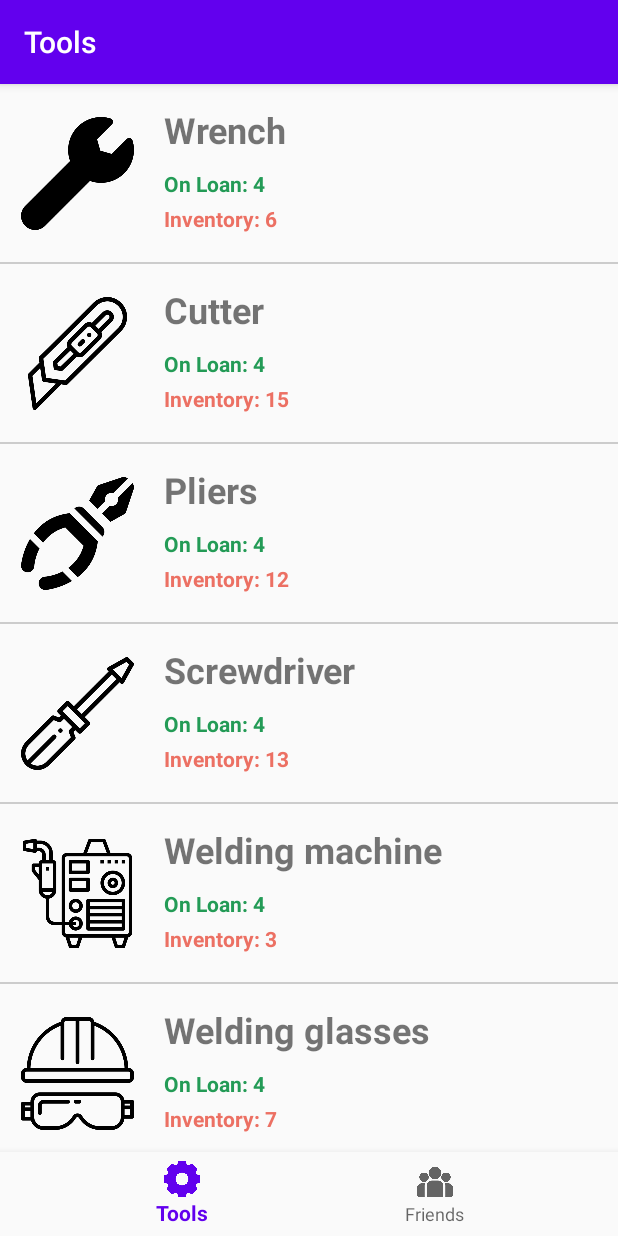
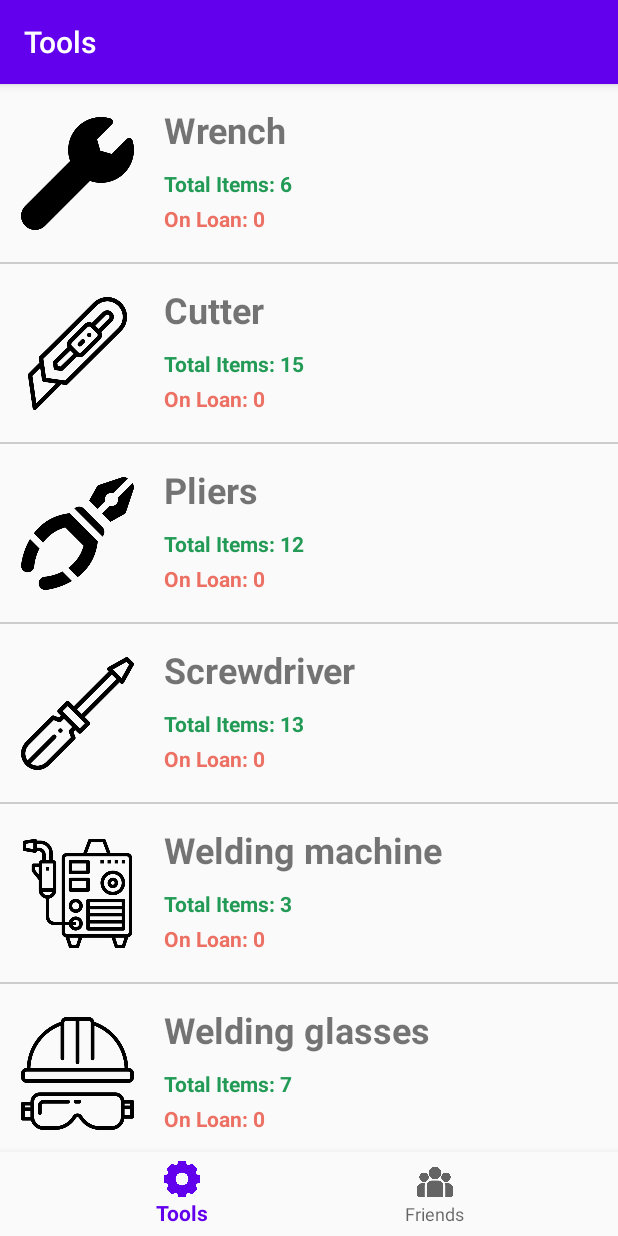
Before and after one commit to KarthiPnsmy/kotlin_mvvm_jetpack, an Android app: the screen it shows after launch (MainActivity), on a phone screen of 412 x 824 dp. Run offline under Robolectric (Android 15) with nearby library versions, the phone set to English and light mode, and no system bars; our stand-ins replace Room's generated code, navigation-ui.

Commit message:
ToolsWithFriend added

```diff
--- a/app/src/main/java/com/titut/inventory/db/InventoryDatabase.kt
+++ b/app/src/main/java/com/titut/inventory/db/InventoryDatabase.kt
@@ -12,10 +12,11 @@ import com.titut.inventory.db.dao.FriendDao
 import com.titut.inventory.db.dao.ToolDao
 import com.titut.inventory.db.entity.Friend
 import com.titut.inventory.db.entity.Tool
+import com.titut.inventory.db.entity.ToolFriendCrossRef
 import java.util.concurrent.Executors
 
 
-@Database(entities = [Tool::class, Friend::class], version = 1)
+@Database(entities = [Tool::class, Friend::class,  ToolFriendCrossRef::class], version = 1)
 abstract class InventoryDatabase : RoomDatabase() {
 
     abstract fun toolDao(): ToolDao
@@ -46,6 +47,7 @@ abstract class InventoryDatabase : RoomDatabase() {
                 Executors.newSingleThreadScheduledExecutor().execute(Runnable {
                     instance?.friendDao()?.insertAll(preloadFriendData())
                     instance?.toolDao()?.insertAll(preloadToolsData())
+                    instance?.toolDao()?.insertToolWithFriend(ToolFriendCrossRef(100,101))
                 })
             }
         }
--- a/app/src/main/java/com/titut/inventory/db/dao/FriendDao.kt
+++ b/app/src/main/java/com/titut/inventory/db/dao/FriendDao.kt
@@ -14,6 +14,6 @@ interface FriendDao {
     @Insert
     fun insertAll(friends: List<Friend>)
 
-    @Query("SELECT * FROM friends_table")
+    @Query("SELECT * FROM Friend")
     fun getAllFriends(): LiveData<List<Friend>>
 }
--- a/app/src/main/java/com/titut/inventory/db/dao/ToolDao.kt
+++ b/app/src/main/java/com/titut/inventory/db/dao/ToolDao.kt
@@ -1,19 +1,26 @@
 package com.titut.inventory.db.dao
 
 import androidx.lifecycle.LiveData
-import androidx.room.Dao
-import androidx.room.Insert
-import androidx.room.Query
+import androidx.room.*
 import com.titut.inventory.db.entity.Tool
+import com.titut.inventory.db.entity.ToolFriendCrossRef
+import com.titut.inventory.db.entity.ToolsWithFriends
 
 @Dao
 interface ToolDao {
     @Insert
     fun insert(tool: Tool)
 
+    @Insert(onConflict = OnConflictStrategy.REPLACE)
+    fun insertToolWithFriend(toolFriendCrossRef: ToolFriendCrossRef)
+
     @Insert
     fun insertAll(tools: List<Tool>)
 
-    @Query("SELECT * FROM tools_table")
+    @Query("SELECT * FROM Tool")
     fun getAllTools(): LiveData<List<Tool>>
+
+    @Transaction
+    @Query("SELECT * FROM Tool")
+    fun getToolsWithFriends(): LiveData<List<ToolsWithFriends>>
 }
--- a/app/src/main/java/com/titut/inventory/db/entity/Friend.kt
+++ b/app/src/main/java/com/titut/inventory/db/entity/Friend.kt
@@ -2,13 +2,12 @@ package com.titut.inventory.db.entity
 
 import androidx.room.Entity
 import androidx.room.PrimaryKey
-import com.titut.inventory.R
 
-@Entity(tableName = "friends_table")
+@Entity
 data class Friend(
     var name: String,
     var image: Int
 ) {
     @PrimaryKey(autoGenerate = true)
-    var id: Int = 0
+    var friendId: Long = 0
 }
--- a/app/src/main/java/com/titut/inventory/db/entity/Tool.kt
+++ b/app/src/main/java/com/titut/inventory/db/entity/Tool.kt
@@ -3,12 +3,12 @@ package com.titut.inventory.db.entity
 import androidx.room.Entity
 import androidx.room.PrimaryKey
 
-@Entity(tableName = "tools_table")
+@Entity
 data class Tool(
     var name: String,
     var image: Int,
     var quantity: Int
 ) {
     @PrimaryKey(autoGenerate = true)
-    var id: Int = 0
+    var toolId: Long = 0
 }
--- /dev/null
+++ b/app/src/main/java/com/titut/inventory/db/entity/ToolFriendCrossRef.kt
@@ -0,0 +1,9 @@
+package com.titut.inventory.db.entity
+
+import androidx.room.Entity
+
+@Entity(primaryKeys = ["toolId", "friendId"])
+data class ToolFriendCrossRef(
+    val toolId: Long,
+    val friendId: Long
+)
--- /dev/null
+++ b/app/src/main/java/com/titut/inventory/db/entity/ToolsWithFriends.kt
@@ -0,0 +1,16 @@
+package com.titut.inventory.db.entity
+
+import androidx.room.Embedded
+import androidx.room.Junction
+import androidx.room.Relation
+
+data class ToolsWithFriends(
+    @Embedded
+    val tool: Tool,
+    @Relation(
+        parentColumn = "toolId",
+        entityColumn = "friendId",
+        associateBy = Junction(ToolFriendCrossRef::class)
+    )
+    val friends: List<Friend>
+)
--- a/app/src/main/java/com/titut/inventory/ui/adapter/FriendsAdapter.kt
+++ b/app/src/main/java/com/titut/inventory/ui/adapter/FriendsAdapter.kt
@@ -6,7 +6,6 @@ import android.view.LayoutInflater
 import android.view.View
 import android.view.ViewGroup
 import android.widget.ImageView
-import androidx.core.content.ContextCompat
 import androidx.recyclerview.widget.RecyclerView
 import com.titut.inventory.R
 import com.titut.inventory.db.entity.Friend
--- a/app/src/main/java/com/titut/inventory/ui/adapter/ToolAdapter.kt
+++ b/app/src/main/java/com/titut/inventory/ui/adapter/ToolAdapter.kt
@@ -10,9 +10,10 @@ import androidx.core.content.ContextCompat
 import androidx.recyclerview.widget.RecyclerView
 import com.titut.inventory.R
 import com.titut.inventory.db.entity.Tool
+import com.titut.inventory.db.entity.ToolsWithFriends
 
 class ToolAdapter(val itemClickListener: OnItemClickListener) : RecyclerView.Adapter<ToolAdapter.ToolHolder>() {
-    private var tools: List<Tool> = ArrayList()
+    private var tools: List<ToolsWithFriends> = ArrayList()
 
     override fun onCreateViewHolder(parent: ViewGroup, viewType: Int): ToolHolder {
         val itemView = LayoutInflater.from(parent.context)
@@ -29,7 +30,7 @@ class ToolAdapter(val itemClickListener: OnItemClickListener) : RecyclerView.Ada
         return tools.size
     }
 
-    fun setTools(tools: List<Tool>) {
+    fun setTools(tools: List<ToolsWithFriends>) {
         this.tools = tools
         notifyDataSetChanged()
     }
@@ -40,19 +41,19 @@ class ToolAdapter(val itemClickListener: OnItemClickListener) : RecyclerView.Ada
         var tvLoanStatus: TextView = itemView.findViewById(R.id.tvLoan)
         var tvInventory: TextView = itemView.findViewById(R.id.tvInventory)
 
-        fun bind(tool: Tool, clickListener: OnItemClickListener) {
-            tvToolName.text = tool.name
-            ivToolImage.setImageDrawable(ContextCompat.getDrawable(ivToolImage.context, tool.image))
-            tvLoanStatus.text = "Inventory: ${tool.quantity}"
-            tvInventory.text = "On Loan: 4"
+        fun bind(toolWithFriends: ToolsWithFriends, clickListener: OnItemClickListener) {
+            tvToolName.text = toolWithFriends.tool.name
+            ivToolImage.setImageDrawable(ContextCompat.getDrawable(ivToolImage.context, toolWithFriends.tool.image))
+            tvLoanStatus.text =  "On Loan: ${toolWithFriends.friends.size}"
+            tvInventory.text = "Total Items: ${toolWithFriends.tool.quantity}"
 
             itemView.setOnClickListener {
-                clickListener.onItemClicked(tool)
+                clickListener.onItemClicked(toolWithFriends)
             }
         }
     }
 }
 
 interface OnItemClickListener{
-    fun onItemClicked(tool: Tool)
+    fun onItemClicked(tool: ToolsWithFriends)
 }
--- a/app/src/main/java/com/titut/inventory/ui/tools/ToolsFragment.kt
+++ b/app/src/main/java/com/titut/inventory/ui/tools/ToolsFragment.kt
@@ -14,7 +14,8 @@ import androidx.recyclerview.widget.DividerItemDecoration
 import androidx.recyclerview.widget.RecyclerView
 import com.titut.inventory.R
 import com.titut.inventory.db.entity.Friend
-import com.titut.inventory.db.entity.Tool
+import com.titut.inventory.db.entity.ToolFriendCrossRef
+import com.titut.inventory.db.entity.ToolsWithFriends
 import com.titut.inventory.ui.adapter.OnItemClickListener
 import com.titut.inventory.ui.adapter.ToolAdapter
 import com.titut.inventory.ui.friends.FriendsViewModel
@@ -27,9 +28,9 @@ class ToolsFragment : Fragment(), OnItemClickListener {
 
     private lateinit var toolsRecyclerView: RecyclerView
     private lateinit var toolsAdapter: ToolAdapter
-    private lateinit var tools: List<Tool>
+    private lateinit var tools: List<ToolsWithFriends>
     private lateinit var friends: List<Friend>
-    private lateinit var selectedTool: Tool
+    private lateinit var selectedTool: ToolsWithFriends
     private lateinit var selectedFriend: Friend
 
     override fun onCreateView(
@@ -44,11 +45,7 @@ class ToolsFragment : Fragment(), OnItemClickListener {
         toolsRecyclerView = root.findViewById(R.id.rvToolsView)
 
         setupToolsList()
-
-        toolsViewModel.getTools()?.observe(viewLifecycleOwner, Observer<List<Tool>> { tools ->
-            this.tools = tools
-            toolsAdapter.setTools(tools)
-        })
+        loadToolsList()
 
         return root
     }
@@ -59,6 +56,14 @@ class ToolsFragment : Fragment(), OnItemClickListener {
         toolsRecyclerView.addItemDecoration(getItemDecoration())
     }
 
+    private fun loadToolsList(){
+        toolsViewModel.getToolsWithFriends()?.observe(viewLifecycleOwner, Observer<List<ToolsWithFriends>> { toolWithFriends ->
+            println("@@@@@ $toolWithFriends")
+            this.tools = toolWithFriends
+            toolsAdapter.setTools(toolWithFriends)
+        })
+    }
+
     private fun getItemDecoration(): RecyclerView.ItemDecoration {
         val divider = DividerItemDecoration(context, DividerItemDecoration.VERTICAL)
         ContextCompat.getDrawable(requireContext(), R.drawable.recycler_divider)?.let {
@@ -67,9 +72,9 @@ class ToolsFragment : Fragment(), OnItemClickListener {
         return divider
     }
 
-    override fun onItemClicked(tool: Tool) {
+    override fun onItemClicked(tool: ToolsWithFriends) {
         this.selectedTool = tool
-        Toast.makeText(activity, "Tool ${tool.name} selected", Toast.LENGTH_LONG).show()
+        Toast.makeText(activity, "Tool ${tool.tool.name} selected", Toast.LENGTH_LONG).show()
         friendsViewModel.getFriends()?.observe(viewLifecycleOwner, Observer<List<Friend>> { friends ->
                 this.friends = friends
                 val friendsArray = arrayListOf<String>()
@@ -91,7 +96,7 @@ class ToolsFragment : Fragment(), OnItemClickListener {
             selectedToolIndex = which
         }
 
-        builder.setPositiveButton("OK") { _, which ->
+        builder.setPositiveButton("OK") { _, _ ->
             this.friends.let {
                 this.selectedFriend = it[selectedToolIndex]
                 saveLoanStatus()
@@ -104,7 +109,8 @@ class ToolsFragment : Fragment(), OnItemClickListener {
     private fun saveLoanStatus(){
         if (listOfNotNull(selectedTool, selectedFriend).size == 2) {
             println("@@@@ All variables are non-null")
-
+            toolsViewModel.saveToolWithFriend(ToolFriendCrossRef(selectedTool.tool.toolId, selectedFriend.friendId))
+            loadToolsList()
         }
     }
 }
--- a/app/src/main/java/com/titut/inventory/ui/tools/ToolsViewModel.kt
+++ b/app/src/main/java/com/titut/inventory/ui/tools/ToolsViewModel.kt
@@ -6,28 +6,17 @@ import androidx.lifecycle.LiveData
 import androidx.lifecycle.MutableLiveData
 import com.titut.inventory.db.entity.Friend
 import com.titut.inventory.db.entity.Tool
+import com.titut.inventory.db.entity.ToolFriendCrossRef
 import com.titut.inventory.repository.FriendRepository
 import com.titut.inventory.repository.ToolRepository
 
 class ToolsViewModel(application: Application) : AndroidViewModel(application) {
 
-//    private val _tools = MutableLiveData<List<Tool>>()
-//    val tools: LiveData<List<Tool>> = _tools
-
     private var toolsRepository: ToolRepository = ToolRepository(application)
 
     fun getTools() = toolsRepository.getTools()
 
-//    val getToolsList = toolsRepository.getTools()
-//
-//    private val _tools = MutableLiveData<List<Tool>>().apply {
-//        value = toolsRepository.getTools()
-//    }
-//    val tools: LiveData<List<Tool>> = _tools
+    fun getToolsWithFriends() = toolsRepository.getToolsWithFriends()
 
-
-//    fun getTools(){
-//        mutableDepartureListData.value = toolsRepository.getTools().value
-//    }
-
+    fun saveToolWithFriend(toolWithFriend: ToolFriendCrossRef) = toolsRepository.saveToolWithFriend(toolWithFriend)
 }
```
Also changed, not shown: app/src/main/java/com/titut/inventory/repository/ToolRepository.kt (+15 -0 lines).
